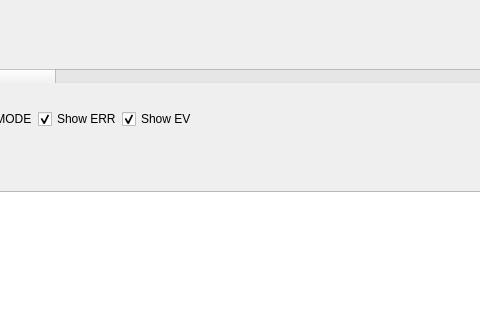
Above: src/ui/AP2DataPlot2D.ui from ArduPilot/apm_planner before the change; both pictures show x 81 to 561 and y 0 to 320 of the 1550 by 600 pixel window. Below: the same form after it.
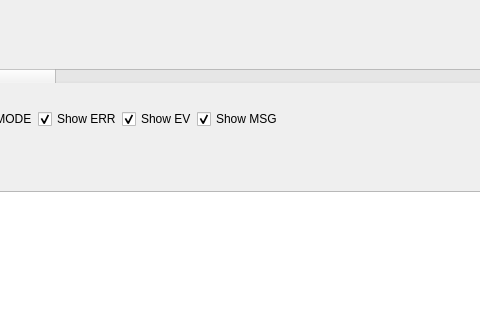
That is the form after the change. Custom widgets are drawn as their Qt base class.

What changed in the file:
```diff
--- a/src/ui/AP2DataPlot2D.ui
+++ b/src/ui/AP2DataPlot2D.ui
@@ -111,6 +111,16 @@
                 </property>
                </widget>
               </item>
+              <item>
+               <widget class="QCheckBox" name="msgDisplayCheckBox">
+                <property name="text">
+                 <string>Show MSG</string>
+                </property>
+                <property name="checked">
+                 <bool>true</bool>
+                </property>
+               </widget>
+              </item>
               <item>
                <spacer name="horizontalSpacer_3">
                 <property name="orientation">
```
